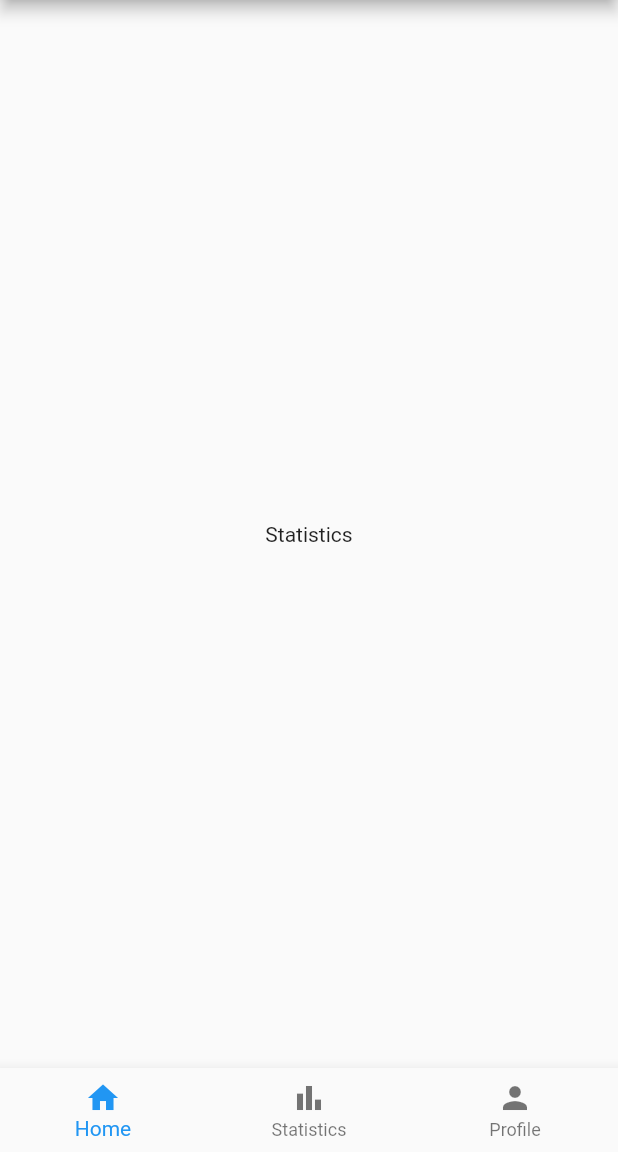
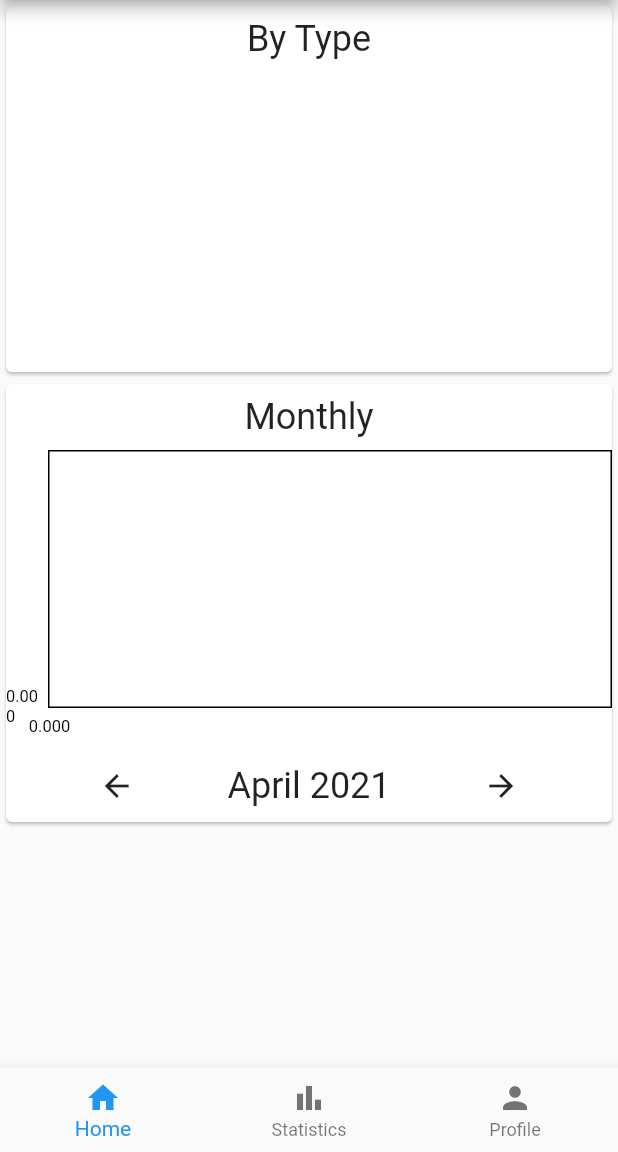
Before and after one commit to strathdeek/moody, a Flutter app: the StatisticsPage screen opened by its route, on a phone screen of 412 x 824 dp, the part 84-1236 px from its top. Run offline on Flutter 3.47's test engine with Material 2 defaults, Android fonts, the phone set to English and light mode, and no system bars; drawn by our look-alikes of fl_chart; our stand-ins replace bloc, equatable, flutter_bloc, hive, hive_flutter; accounts and stored records are empty; generated files the repository leaves out were written again.

Commit message:
Add basic statistics and enrty list page

```diff
--- a/lib/data/constants/navigation.dart
+++ b/lib/data/constants/navigation.dart
@@ -3,3 +3,4 @@ const String ProfilePageRoute = '/profile';
 const String StatisticsPageRoute = '/statistics';
 const String SettingsPageRoute = '/settings';
 const String NewEntryPageRoute = '/newEntry';
+const String EntryListPageRoute = '/listEntries';
--- a/lib/main.dart
+++ b/lib/main.dart
@@ -42,6 +42,7 @@ class MyApp extends StatelessWidget {
       theme: ThemeData(
         primarySwatch: Colors.blue,
       ),
+      // darkTheme: ThemeData.dark(),
       onGenerateRoute: generateRoute,
       initialRoute: '/',
       localizationsDelegates: [S.delegate],
--- a/lib/views/screens/new_entry_page.dart
+++ b/lib/views/screens/new_entry_page.dart
@@ -1,6 +1,7 @@
 import 'package:flutter/material.dart';
 import 'package:flutter_bloc/flutter_bloc.dart';
 import 'package:intl/intl.dart';
+import 'package:moody/data/extensions.dart';
 import 'package:moody/data/constants/enums/mood_type.dart';
 import 'package:moody/views/widgets/emote_banner.dart';
 
@@ -25,7 +26,7 @@ class _NewEntryPageState extends State<NewEntryPage> {
       appBar: AppBar(
         automaticallyImplyLeading: false,
         shadowColor: Colors.transparent,
-        backgroundColor: _moodValue.toMoodType().toColor(),
+        backgroundColor: _moodValue.toMoodType().toColor().shade400,
         title: Text('How do you feel today?'),
       ),
       body: SafeArea(
--- a/lib/views/screens/router.dart
+++ b/lib/views/screens/router.dart
@@ -2,6 +2,7 @@ import 'package:flutter/material.dart';
 import 'package:moody/data/constants/navigation.dart';
 import 'package:moody/data/models/user.dart';
 import 'package:moody/views/screens/dashboard_page.dart';
+import 'package:moody/views/screens/entry_list_page.dart';
 import 'package:moody/views/screens/new_entry_page.dart';
 import 'package:moody/views/screens/profile_page.dart';
 import 'package:moody/views/screens/settings_page.dart';
@@ -20,6 +21,8 @@ Route generateRoute(RouteSettings settings) {
       return MaterialPageRoute(builder: (context) => SettingsPage());
     case NewEntryPageRoute:
       return MaterialPageRoute(builder: (context) => NewEntryPage());
+    case EntryListPageRoute:
+      return MaterialPageRoute(builder: (context) => EntryListPage());
     default:
       return _buildPageWithNoTransition(() => DashboardPage(), settings);
   }
--- a/lib/views/screens/statistics_page.dart
+++ b/lib/views/screens/statistics_page.dart
@@ -1,8 +1,23 @@
+import 'package:fl_chart/fl_chart.dart';
 import 'package:flutter/material.dart';
+import 'package:flutter_bloc/flutter_bloc.dart';
+import 'package:intl/intl.dart';
+import 'package:moody/bloc/mood/mood_bloc.dart';
+import 'package:moody/data/extensions.dart';
+import 'package:moody/data/constants/enums/mood_type.dart';
 import 'package:moody/data/constants/navigation.dart';
+import 'package:moody/data/models/mood.dart';
 import 'package:moody/views/widgets/navigation_tray.dart';
+import 'package:moody/views/widgets/title_card.dart';
 
-class StatisticsPage extends StatelessWidget {
+class StatisticsPage extends StatefulWidget {
+  @override
+  _StatisticsPageState createState() => _StatisticsPageState();
+}
+
+class _StatisticsPageState extends State<StatisticsPage> {
+  DateTime _date = DateTime.now();
+
   @override
   Widget build(BuildContext context) {
     return Scaffold(
@@ -15,10 +30,130 @@ class StatisticsPage extends StatelessWidget {
                   Navigator.of(context).pushNamed(SettingsPageRoute))
         ],
       ),
-      body: Center(
-        child: Text('Statistics'),
+      body: BlocBuilder<MoodBloc, MoodState>(
+        builder: (context, state) {
+          if (state is MoodLoadSuccess) {
+            return ListView(
+              children: [
+                TitleCard(
+                  title: 'By Type',
+                  child: SizedBox(
+                    height: 200,
+                    child: PieChart(
+                      PieChartData(
+                        sections: prepareMoodCounts(state.moodEntries),
+                        sectionsSpace: 5,
+                        startDegreeOffset: -90,
+                      ),
+                    ),
+                  ),
+                ),
+                TitleCard(
+                  title: 'Monthly',
+                  child: Column(
+                    children: [
+                      SizedBox(
+                        height: 200,
+                        child: LineChart(
+                            prepareMonthlyGraph(state.moodEntries, _date)),
+                      ),
+                      Row(
+                        mainAxisAlignment: MainAxisAlignment.spaceEvenly,
+                        children: [
+                          IconButton(
+                            icon: Icon(
+                              Icons.arrow_back,
+                              color:
+                                  Theme.of(context).textTheme.headline5?.color,
+                            ),
+                            onPressed: () {
+                              setState(() {
+                                _date = DateTime(_date.year, _date.month - 1);
+                              });
+                            },
+                          ),
+                          Text(
+                            DateFormat.yMMMM('en_US').format(_date),
+                            style: Theme.of(context).textTheme.headline5,
+                            textAlign: TextAlign.center,
+                          ),
+                          IconButton(
+                            icon: Icon(
+                              Icons.arrow_forward,
+                              color: Theme.of(context)
+                                      .textTheme
+                                      .headline5
+                                      ?.color ??
+                                  Colors.black,
+                            ),
+                            onPressed: () {
+                              setState(() {
+                                _date = DateTime(_date.year, _date.month + 1);
+                              });
+                            },
+                          ),
+                        ],
+                      ),
+                    ],
+                  ),
+                ),
+              ],
+            );
+          }
+          return Text('Data could not be loaded');
+        },
       ),
       bottomNavigationBar: NavigationTray(),
     );
   }
+
+  List<PieChartSectionData> prepareMoodCounts(List<Mood> moodEntries) {
+    return List.generate(MoodType.values.length, (index) {
+      var mood = MoodType.values[index];
+      var count = moodEntries
+          .where((element) => element.score.toMoodType() == mood)
+          .length;
+      return PieChartSectionData(
+          value: count.toDouble(),
+          color: mood.toColor(),
+          title: mood.getTypeName());
+    });
+  }
+
+  LineChartData prepareMonthlyGraph(List<Mood> moodEntries, DateTime month) {
+    var moods = moodEntries
+        .where((element) => element.date.month == month.month)
+        .toList();
+    moods.sort((a, b) => a.date.compareTo(b.date));
+
+    return LineChartData(
+      lineBarsData: [
+        LineChartBarData(
+          spots: List.generate(
+            moods.length,
+            (index) => FlSpot(
+              moods[index].date.day.toDouble(),
+              moods[index].score,
+            ),
+          ),
+          colors: List.generate(
+            MoodType.values.length,
+            (index) => MoodType.values[index].toColor(),
+          ),
+          preventCurveOverShooting: true,
+          gradientFrom: Offset(0, 0),
+          gradientTo: Offset(0, 1),
+          colorStops: [.2, .4, .6, .8, 1],
+          isStepLineChart: true,
+          barWidth: 3.5,
+          dotData: FlDotData(
+            show: false,
+          ),
+        ),
+      ],
+      titlesData:
+          FlTitlesData(leftTitles: SideTitles(interval: 20, showTitles: true)),
+      gridData: FlGridData(horizontalInterval: 10),
+    );
+  }
 }
--- a/lib/views/widgets/emote_banner.dart
+++ b/lib/views/widgets/emote_banner.dart
@@ -17,7 +17,7 @@ class EmoteBanner extends StatelessWidget {
       children: [
         CustomPaint(
           size: Size.fromHeight(460),
-          painter: CurvedPainter(color: moodType.toColor()),
+          painter: CurvedPainter(color: moodType.toColor().shade400),
         ),
         CustomPaint(
           size: Size.fromHeight(400),
--- /dev/null
+++ b/lib/views/widgets/title_card.dart
@@ -0,0 +1,30 @@
+import 'package:flutter/material.dart';
+
+class TitleCard extends StatelessWidget {
+  final String title;
+  final Widget child;
+
+  const TitleCard({
+    Key? key,
+    required this.title,
+    required this.child,
+  }) : super(key: key);
+
+  @override
+  Widget build(BuildContext context) {
+    return Card(
+      child: Column(
+        children: [
+          Padding(
+            padding: const EdgeInsets.all(8.0),
+            child: Text(
+              title,
+              style: Theme.of(context).textTheme.headline5,
+            ),
+          ),
+          child,
+        ],
+      ),
+    );
+  }
+}
--- a/pubspec.yaml
+++ b/pubspec.yaml
@@ -33,6 +33,7 @@ dependencies:
   hive_flutter: ^1.0.0
   intl: ^0.17.0
   uuid: ^3.0.4
+  fl_chart: ^0.35.0
 
 dev_dependencies:
   flutter_test:
```
Also changed, not shown: lib/data/constants/enums/mood_type.dart (+9 -20 lines), lib/data/extensions.dart (added, +25 -0 lines), lib/views/screens/dashboard_page.dart (+6 -2 lines), lib/views/screens/entry_list_page.dart (added, +149 -0 lines), pubspec.lock.
